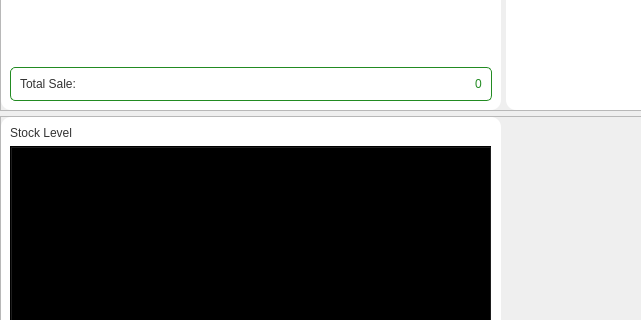
First picture: the form in app/src/ui/ui_dashboard.ui, repository Kazu0210/Inventory-System, before the edit; both pictures show x 0 to 641 and y 499 to 819 of the 926 by 986 pixel window.
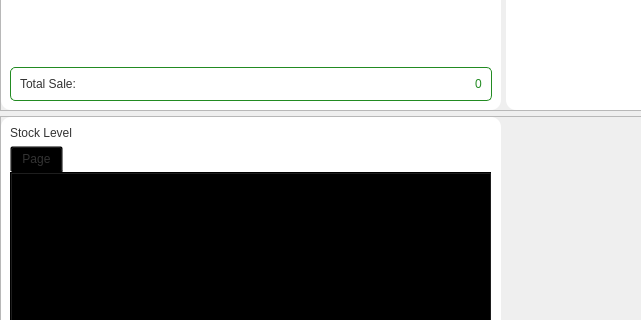
Second picture: the form after the edit.

Commit message: code changes on sales report page

The edit to the form file:
```diff
--- a/app/src/ui/ui_dashboard.ui
+++ b/app/src/ui/ui_dashboard.ui
@@ -955,6 +955,11 @@
                <property name="currentIndex">
                 <number>-1</number>
                </property>
+               <widget class="QWidget" name="tab">
+                <attribute name="title">
+                 <string>Page</string>
+                </attribute>
+               </widget>
               </widget>
              </item>
             </layout>
```
Left out of the diff: 2 changed lines with no effect on the pictures. The commit also changes 69 other files.
